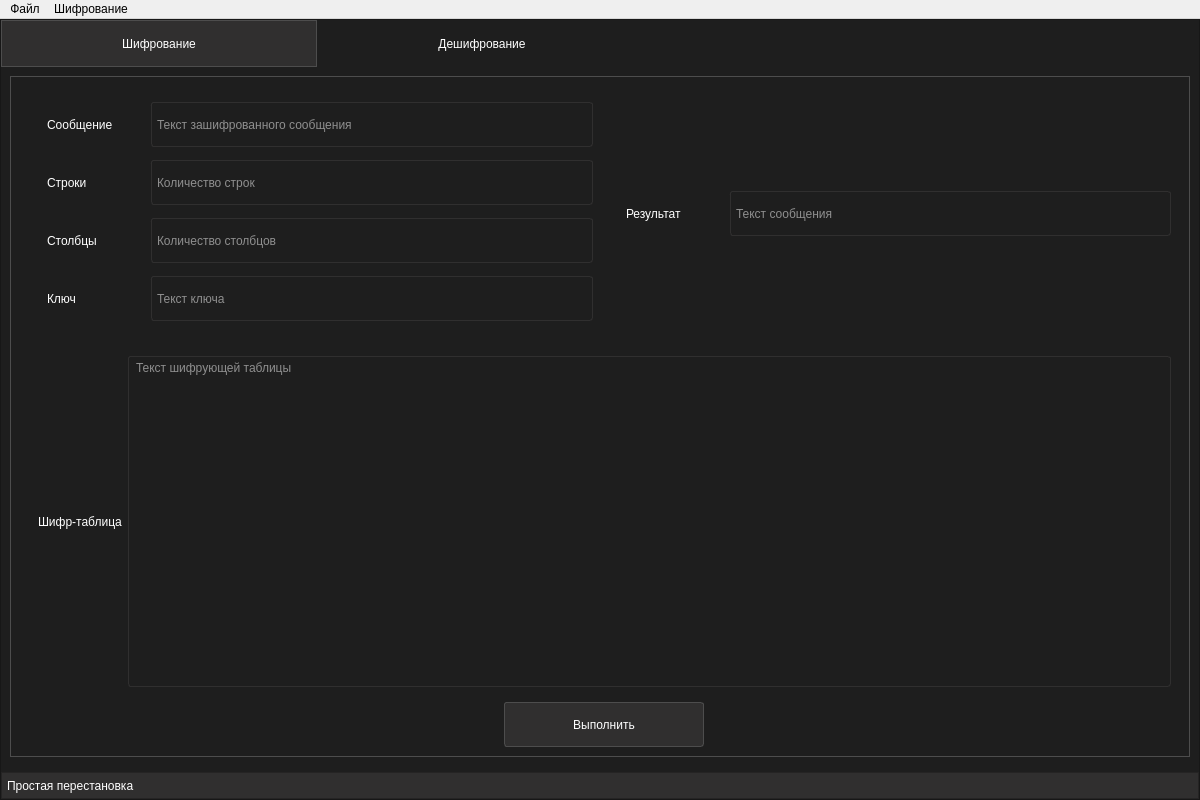
Old version of the form View/DesignUI/main_window.ui in the repository Aiow-dev/MCryptApp.
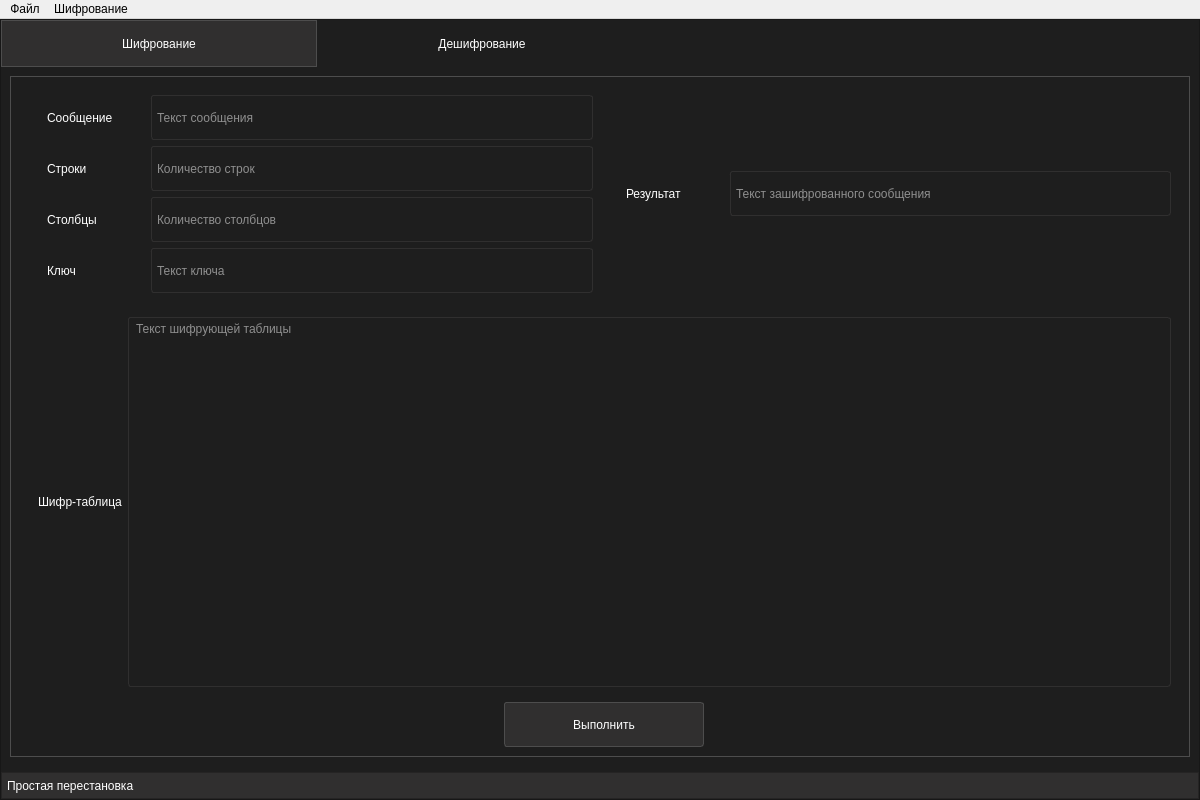
New version of the form. The open tabs and pages were chosen to show the change.

```diff
--- a/View/DesignUI/main_window.ui
+++ b/View/DesignUI/main_window.ui
@@ -10032,9 +10032,9 @@
               <attribute name="title">
                <string>Дешифрование</string>
               </attribute>
-              <layout class="QHBoxLayout" name="horizontalLayout_139">
+              <layout class="QHBoxLayout" name="horizontalLayout_148">
                <item>
-                <widget class="QFrame" name="dec_ts_2">
+                <widget class="QFrame" name="dec_ps">
                  <property name="styleSheet">
                   <string notr="true">QFrame {
 	border: 1px solid rgb(77, 77, 77);
@@ -10052,7 +10052,7 @@
                     <property name="maximumSize">
                      <size>
                       <width>16777215</width>
-                      <height>255</height>
+                      <height>285</height>
                      </size>
                     </property>
                     <property name="styleSheet">
@@ -10066,7 +10066,7 @@
                     <property name="frameShadow">
                      <enum>QFrame::Raised</enum>
                     </property>
-                    <layout class="QHBoxLayout" name="horizontalLayout_140">
+                    <layout class="QHBoxLayout" name="horizontalLayout_139">
                      <property name="topMargin">
                       <number>0</number>
                      </property>
@@ -10077,17 +10077,17 @@
                       <number>0</number>
                      </property>
                      <item alignment="Qt::AlignTop">
-                      <widget class="QFrame" name="dec_ts_in_frame_2">
+                      <widget class="QFrame" name="dec_ps_in_frame">
                        <property name="minimumSize">
                         <size>
                          <width>0</width>
-                         <height>255</height>
+                         <height>0</height>
                         </size>
                        </property>
                        <property name="maximumSize">
                         <size>
                          <width>16777215</width>
-                         <height>170</height>
+                         <height>255</height>
                         </size>
                        </property>
                        <property name="styleSheet">
@@ -10103,7 +10103,86 @@
                        </property>
                        <layout class="QVBoxLayout" name="verticalLayout_67">
                         <item>
-                         <widget class="QFrame" name="dec_ts_msg_frame_2">
+                         <widget class="QFrame" name="dec_ps_msg_frame">
+                          <property name="maximumSize">
+                           <size>
+                            <width>16777215</width>
+                            <height>45</height>
+                           </size>
+                          </property>
+                          <property name="styleSheet">
+                           <string notr="true">QFrame {
+	border: none;
+}</string>
+                          </property>
+                          <property name="frameShape">
+                           <enum>QFrame::StyledPanel</enum>
+                          </property>
+                          <property name="frameShadow">
+                           <enum>QFrame::Raised</enum>
+                          </property>
+                          <layout class="QHBoxLayout" name="horizontalLayout_140">
+                           <property name="topMargin">
+                            <number>0</number>
+                           </property>
+                           <property name="rightMargin">
+                            <number>0</number>
+                           </property>
+                           <property name="bottomMargin">
+                            <number>0</number>
+                           </property>
+                           <item>
+                            <widget class="QLabel" name="dec_ps_msg_lbl">
+                             <property name="minimumSize">
+                              <size>
+                               <width>80</width>
+                               <height>45</height>
+                              </size>
+                             </property>
+                             <property name="styleSheet">
+                              <string notr="true">QLabel {
+	color: rgb(255, 255, 255);
+}</string>
+                             </property>
+                             <property name="text">
+                              <string>Сообщение</string>
+                             </property>
+                            </widget>
+                           </item>
+                           <item>
+                            <widget class="QLineEdit" name="dec_ps_msg_txt">
+                             <property name="minimumSize">
+                              <size>
+                               <width>0</width>
+                               <height>45</height>
+                              </size>
+                             </property>
+                             <property name="styleSheet">
+                              <string notr="true">QLineEdit {
+	border: 1px solid rgb(48, 47, 47);
+	border-radius: 3px;
+	margin: 0 0 0 18px;
+	padding: 0 3px;
+	color: rgb(255, 255, 255);
+}
+
+QLineEdit:focus {
+	border: 1px solid rgb(77, 77, 77);
+}</string>
+                             </property>
+                             <property name="placeholderText">
+                              <string>Текст сообщения</string>
+                             </property>
+                             <property name="clearButtonEnabled">
+                              <bool>true</bool>
+                             </property>
+                            </widget>
+                           </item>
+                          </layout>
+                         </widget>
+                        </item>
+                        <item>
+                         <widget class="QFrame" name="dec_ps_row_frame">
                           <property name="maximumSize">
                            <size>
                             <width>16777215</width>
@@ -10145,7 +10224,7 @@
 }</string>
                              </property>
                              <property name="text">
-                              <string>Сообщение</string>
+                              <string>Строки</string>
                              </property>
                             </widget>
                            </item>
@@ -10171,7 +10250,7 @@
 }</string>
                              </property>
                              <property name="placeholderText">
-                              <string>Текст зашифрованного сообщения</string>
+                              <string>Количество строк</string>
                              </property>
                              <property name="clearButtonEnabled">
                               <bool>true</bool>
@@ -10224,7 +10303,7 @@
 }</string>
                              </property>
                              <property name="text">
-                              <string>Строки</string>
+                              <string>Столбцы</string>
                              </property>
                             </widget>
                            </item>
@@ -10250,7 +10329,7 @@
 }</string>
                              </property>
                              <property name="placeholderText">
-                              <string>Количество строк</string>
+                              <string>Количество столбцов</string>
                              </property>
                              <property name="clearButtonEnabled">
                               <bool>true</bool>
@@ -10290,86 +10369,7 @@
                             <number>0</number>
                            </property>
                            <item>
-                            <widget class="QLabel" name="dec_ts_clm_lbl_2">
-                             <property name="minimumSize">
-                              <size>
-                               <width>80</width>
-                               <height>45</height>
-                              </size>
-                             </property>
-                             <property name="styleSheet">
-                              <string notr="true">QLabel {
-	color: rgb(255, 255, 255);
-}</string>
-                             </property>
-                             <property name="text">
-                              <string>Столбцы</string>
-                             </property>
-                            </widget>
-                           </item>
-                           <item>
-                            <widget class="QLineEdit" name="dec_ts_clm_txt_2">
-                             <property name="minimumSize">
-                              <size>
-                               <width>0</width>
-                               <height>45</height>
-                              </size>
-                             </property>
-                             <property name="styleSheet">
-                              <string notr="true">QLineEdit {
-	border: 1px solid rgb(48, 47, 47);
-	border-radius: 3px;
-	margin: 0 0 0 18px;
-	padding: 0 3px;
-	color: rgb(255, 255, 255);
-}
-
-QLineEdit:focus {
-	border: 1px solid rgb(77, 77, 77);
-}</string>
-                             </property>
-                             <property name="placeholderText">
-                              <string>Количество столбцов</string>
-                             </property>
-                             <property name="clearButtonEnabled">
-                              <bool>true</bool>
-                             </property>
-                            </widget>
-                           </item>
-                          </layout>
-                         </widget>
-                        </item>
-                        <item>
-                         <widget class="QFrame" name="dec_ts_key_frame_2">
-                          <property name="maximumSize">
-                           <size>
-                            <width>16777215</width>
-                            <height>45</height>
-                           </size>
-                          </property>
-                          <property name="styleSheet">
-                           <string notr="true">QFrame {
-	border: none;
-}</string>
-                          </property>
-                          <property name="frameShape">
-                           <enum>QFrame::StyledPanel</enum>
-                          </property>
-                          <property name="frameShadow">
-                           <enum>QFrame::Raised</enum>
-                          </property>
-                          <layout class="QHBoxLayout" name="horizontalLayout_144">
-                           <property name="topMargin">
-                            <number>0</number>
-                           </property>
-                           <property name="rightMargin">
-                            <number>0</number>
-                           </property>
-                           <property name="bottomMargin">
-                            <number>0</number>
-                           </property>
-                           <item>
-                            <widget class="QLabel" name="dec_ts_key_lbl_2">
+                            <widget class="QLabel" name="dec_ps_key_lbl">
                              <property name="minimumSize">
                               <size>
                                <width>80</width>
@@ -10387,7 +10387,7 @@
                             </widget>
                            </item>
                            <item>
-                            <widget class="QLineEdit" name="dec_ts_key_txt_2">
+                            <widget class="QLineEdit" name="dec_ps_key_txt">
                              <property name="minimumSize">
                               <size>
                                <width>0</width>
@@ -10422,7 +10422,7 @@
                       </widget>
                      </item>
                      <item>
-                      <widget class="QFrame" name="dec_ts_chr_frame_2">
+                      <widget class="QFrame" name="dec_ps_chr_frame">
                        <property name="maximumSize">
                         <size>
                          <width>580</width>
@@ -10475,9 +10475,9 @@
                           <property name="frameShadow">
                            <enum>QFrame::Raised</enum>
                           </property>
-                          <layout class="QHBoxLayout" name="horizontalLayout_145">
+                          <layout class="QHBoxLayout" name="horizontalLayout_144">
                            <item>
-                            <widget class="QLabel" name="dec_ts_oc_lbl_2">
+                            <widget class="QLabel" name="dec_ps_oc_lbl">
                              <property name="minimumSize">
                               <size>
                                <width>80</width>
@@ -10495,7 +10495,7 @@
                             </widget>
                            </item>
                            <item>
-                            <widget class="QLineEdit" name="dec_ts_oc_txt_2">
+                            <widget class="QLineEdit" name="dec_ps_oc_txt">
                              <property name="minimumSize">
                               <size>
                                <width>0</width>
@@ -10519,7 +10519,7 @@
                               <bool>true</bool>
                              </property>
                              <property name="placeholderText">
-                              <string>Текст сообщения</string>
+                              <string>Текст зашифрованного сообщения</string>
                              </property>
                              <property name="clearButtonEnabled">
                               <bool>false</bool>
@@ -10548,7 +10548,7 @@
                     <property name="frameShadow">
                      <enum>QFrame::Raised</enum>
                     </property>
-                    <layout class="QHBoxLayout" name="horizontalLayout_146">
+                    <layout class="QHBoxLayout" name="horizontalLayout_145">
                      <property name="topMargin">
                       <number>0</number>
                      </property>
@@ -10559,7 +10559,7 @@
                       <number>0</number>
                      </property>
                      <item>
-                      <widget class="QFrame" name="dec_ts_ot_frame_2">
+                      <widget class="QFrame" name="dec_ps_ot_frame">
                        <property name="styleSheet">
                         <string notr="true">QFrame {
 	border: none;
@@ -10571,9 +10571,9 @@
                        <property name="frameShadow">
                         <enum>QFrame::Raised</enum>
                        </property>
-                       <layout class="QHBoxLayout" name="horizontalLayout_147">
+                       <layout class="QHBoxLayout" name="horizontalLayout_146">
                         <item>
-                         <widget class="QLabel" name="dec_ts_ot_lbl_2">
+                         <widget class="QLabel" name="dec_ps_ot_lbl">
                           <property name="minimumSize">
                            <size>
                             <width>80</width>
@@ -10591,7 +10591,7 @@
                          </widget>
                         </item>
                         <item>
-                         <widget class="QTextEdit" name="dec_ts_ot_txt_2">
+                         <widget class="QTextEdit" name="dec_ps_ot_txt">
                           <property name="styleSheet">
                            <string notr="true">QTextEdit {
 	border: 1px solid rgb(48, 47, 47);
@@ -10631,7 +10631,7 @@
                     <property name="frameShadow">
                      <enum>QFrame::Raised</enum>
                     </property>
-                    <layout class="QHBoxLayout" name="horizontalLayout_148">
+                    <layout class="QHBoxLayout" name="horizontalLayout_147">
                      <property name="topMargin">
                       <number>0</number>
                      </property>
```
Left out of the diff: 26 changed lines with no effect on the pictures.
